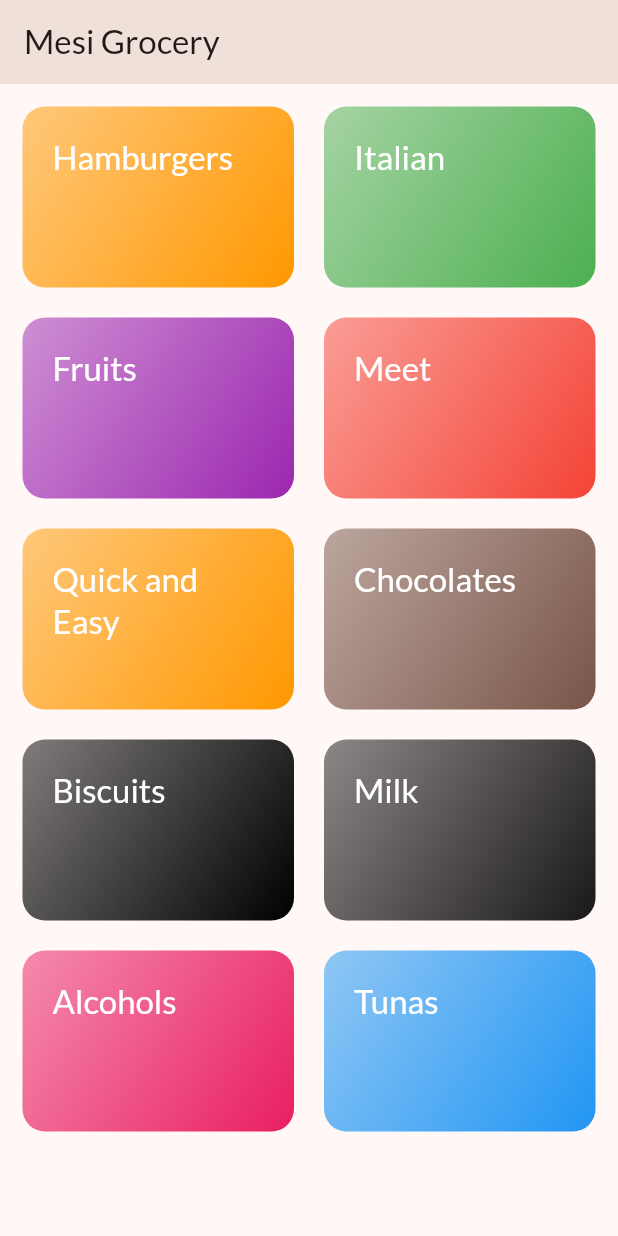
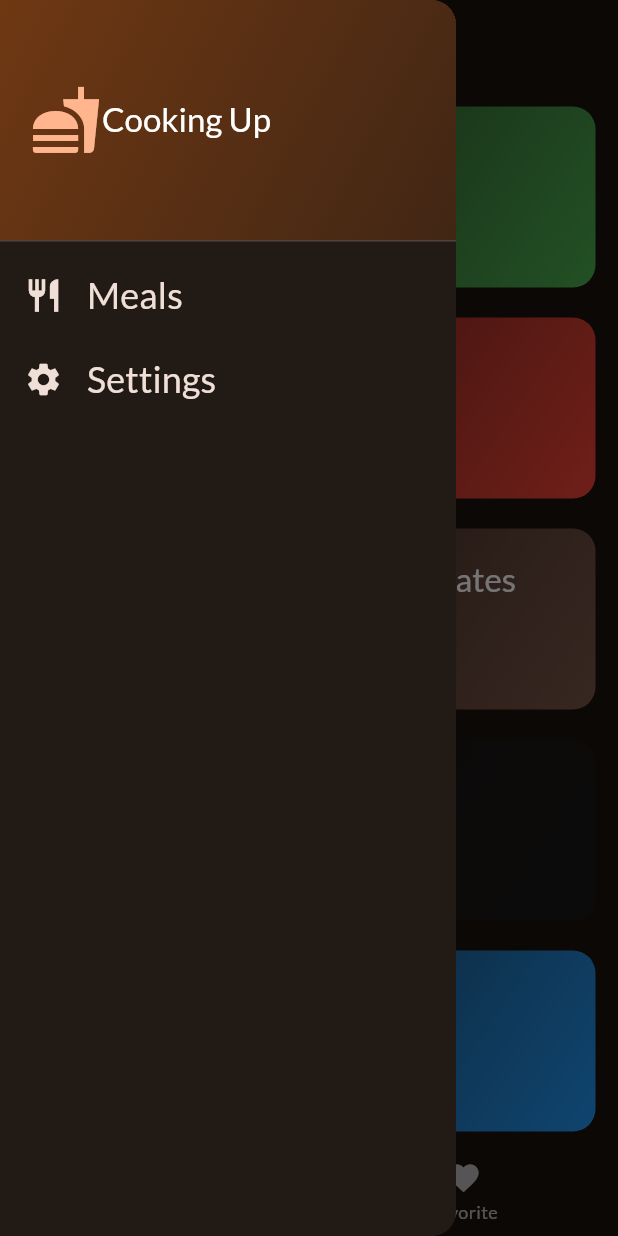
Before and after one commit to mesafntzewdu/meal_menu, a Flutter app: the screen it shows after launch, with the side drawer open (before the commit the screen has no drawer), on a phone screen of 412 x 824 dp. Run offline on Flutter 3.47's test engine with Material 3 defaults, Android fonts, the phone set to English and light mode, and no system bars; our stand-ins replace google_fonts, transparent_image.

Commit message:
side navigation is added with some filter

```diff
--- a/lib/main.dart
+++ b/lib/main.dart
@@ -1,10 +1,11 @@
 import 'package:flutter/material.dart';
 import 'package:google_fonts/google_fonts.dart';
-import 'package:meals/screens/categories.dart';
+import 'package:meals/screens/tab_bar.dart';
 
 final theme = ThemeData(
   colorScheme: ColorScheme.fromSeed(
     seedColor: const Color.fromARGB(255, 131, 57, 0),
+    brightness: Brightness.dark,
   ),
   textTheme: GoogleFonts.latoTextTheme(),
 );
@@ -20,7 +21,7 @@ class MyApp extends StatelessWidget {
   Widget build(context) {
     return MaterialApp(
       theme: theme,
-      home: const CategoriesScreen(),
+      home: const TabScreen(),
     );
   }
 }
--- a/lib/screens/categories.dart
+++ b/lib/screens/categories.dart
@@ -1,11 +1,15 @@
 import 'package:flutter/material.dart';
 import 'package:meals/model/category.dart';
 import 'package:meals/data/dummy_data.dart';
+import 'package:meals/model/meal.dart';
 import 'package:meals/screens/meals_list.dart';
 import 'package:meals/widget/category_grid_item.dart';
 
 class CategoriesScreen extends StatelessWidget {
-  const CategoriesScreen({super.key});
+  const CategoriesScreen({super.key, required this.onFavToggle});
+
+  final Function(Meal meal) onFavToggle;
+
   void _selectedCategory(BuildContext context, Category category) {
     final meals = DummyData.dummyMeals
         .where((meal) => meal.categories.contains(category.id))
@@ -15,6 +19,7 @@ class CategoriesScreen extends StatelessWidget {
         builder: (ctx) => MealsWidget(
           title: category.title,
           meal: meals,
+          onFavToggle: onFavToggle,
         ),
       ),
     );
@@ -23,10 +28,6 @@ class CategoriesScreen extends StatelessWidget {
   @override
   Widget build(BuildContext context) {
     return Scaffold(
-      appBar: AppBar(
-        elevation: 12,
-        title: const Text('Mesi Grocery'),
-      ),
       body: GridView(
         padding: const EdgeInsets.all(15),
         gridDelegate: const SliverGridDelegateWithFixedCrossAxisCount(
--- /dev/null
+++ b/lib/screens/tab_bar.dart
@@ -0,0 +1,103 @@
+import 'package:flutter/material.dart';
+import 'package:meals/model/meal.dart';
+import 'package:meals/screens/categories.dart';
+import 'package:meals/screens/filter.dart';
+import 'package:meals/screens/meals_list.dart';
+import 'package:meals/widget/navigation_drawer.dart';
+
+class TabScreen extends StatefulWidget {
+  const TabScreen({super.key});
+  @override
+  State<TabScreen> createState() {
+    return _TabScreenState();
+  }
+}
+
+class _TabScreenState extends State<TabScreen> {
+  final List<Meal> _favoriteMeals = [];
+
+  void _snakBarMessage(String message) {
+    ScaffoldMessenger.of(context).clearSnackBars();
+    ScaffoldMessenger.of(context).showSnackBar(
+      SnackBar(
+        content: Text(message),
+        action: SnackBarAction(label: 'Undo', onPressed: () {}),
+      ),
+    );
+  }
+
+  void _toggleMealFavoriteState(Meal meal) {
+    final isExisting = _favoriteMeals.contains(meal);
+    if (isExisting) {
+      setState(() {
+        _favoriteMeals.remove(meal);
+        _snakBarMessage('Item removed');
+      });
+    } else {
+      setState(() {
+        _favoriteMeals.add(meal);
+        _snakBarMessage('Item added');
+      });
+    }
+  }
+
+  int _selectedIndex = 0;
+  void setSelectedIndex(int index) {
+    setState(() {
+      _selectedIndex = index;
+    });
+  }
+
+  @override
+  Widget build(context) {
+    String title = 'Mesi Grocery';
+    Widget content = CategoriesScreen(
+      onFavToggle: _toggleMealFavoriteState,
+    );
+    if (_selectedIndex == 1) {
+      title = 'Favorites';
+      content = MealsWidget(
+        title: 'Favorites',
+        meal: _favoriteMeals,
+        onFavToggle: (meal) {
+          _toggleMealFavoriteState(meal);
+        },
+      );
+    }
+
+    void setScreen(String ident) {
+      Navigator.of(context).pop();
+      if (ident == 'Settings') {
+        Navigator.of(context).push(
+          MaterialPageRoute(
+            builder: (context) {
+              return const Filter();
+            },
+          ),
+        );
+      }
+    }
+
+    return Scaffold(
+      drawer: HomeNavigation(
+        onDrawerListClicked: setScreen,
+      ),
+      appBar: AppBar(
+        title: Text(title),
+      ),
+      body: content,
+      bottomNavigationBar: BottomNavigationBar(
+        currentIndex: _selectedIndex,
+        items: const [
+          BottomNavigationBarItem(
+              icon: Icon(Icons.set_meal_outlined), label: 'Category'),
+          BottomNavigationBarItem(
+              icon: Icon(Icons.favorite), label: 'Favorite'),
+        ],
+        onTap: (index) {
+          setSelectedIndex(index);
+        },
+      ),
+    );
+  }
+}
--- /dev/null
+++ b/lib/widget/navigation_drawer.dart
@@ -0,0 +1,78 @@
+import 'package:flutter/material.dart';
+
+class HomeNavigation extends StatelessWidget {
+  const HomeNavigation({super.key, required this.onDrawerListClicked});
+  final void Function(String filter) onDrawerListClicked;
+
+  @override
+  Widget build(context) {
+    return Drawer(
+      child: Column(
+        children: [
+          DrawerHeader(
+            padding: const EdgeInsets.all(20),
+            decoration: BoxDecoration(
+              gradient: LinearGradient(
+                colors: [
+                  Theme.of(context).colorScheme.primaryContainer,
+                  Theme.of(context)
+                      .colorScheme
+                      .primaryContainer
+                      .withOpacity(0.4)
+                ],
+                begin: Alignment.topLeft,
+                end: Alignment.bottomRight,
+              ),
+            ),
+            child: Row(
+              children: [
+                Icon(Icons.fastfood,
+                    size: 48, color: Theme.of(context).colorScheme.primary),
+                Text(
+                  'Cooking Up',
+                  style: Theme.of(context).textTheme.titleLarge!.copyWith(
+                        color: Colors.white,
+                      ),
+                ),
+              ],
+            ),
+          ),
+          ListTile(
+            leading: Icon(
+              Icons.restaurant,
+              size: 26,
+              color: Theme.of(context).colorScheme.onBackground,
+            ),
+            title: Text(
+              'Meals',
+              style: Theme.of(context).textTheme.titleSmall!.copyWith(
+                    color: Theme.of(context).colorScheme.onBackground,
+                    fontSize: 24,
+                  ),
+            ),
+            onTap: () {
+              onDrawerListClicked('Meals');
+            },
+          ),
+          ListTile(
+            leading: Icon(
+              Icons.settings,
+              size: 26,
+              color: Theme.of(context).colorScheme.onBackground,
+            ),
+            title: Text(
+              'Settings',
+              style: Theme.of(context).textTheme.titleSmall!.copyWith(
+                    color: Theme.of(context).colorScheme.onBackground,
+                    fontSize: 24,
+                  ),
+            ),
+            onTap: () {
+              onDrawerListClicked('Settings');
+            },
+          )
+        ],
+      ),
+    );
+  }
+}
```
Also changed, not shown: lib/screens/filter.dart (added, +70 -0 lines), lib/screens/meals_details.dart (+9 -2 lines), lib/screens/meals_list.dart (+17 -3 lines), lib/widget/meal_item.dart (+6 -2 lines).
